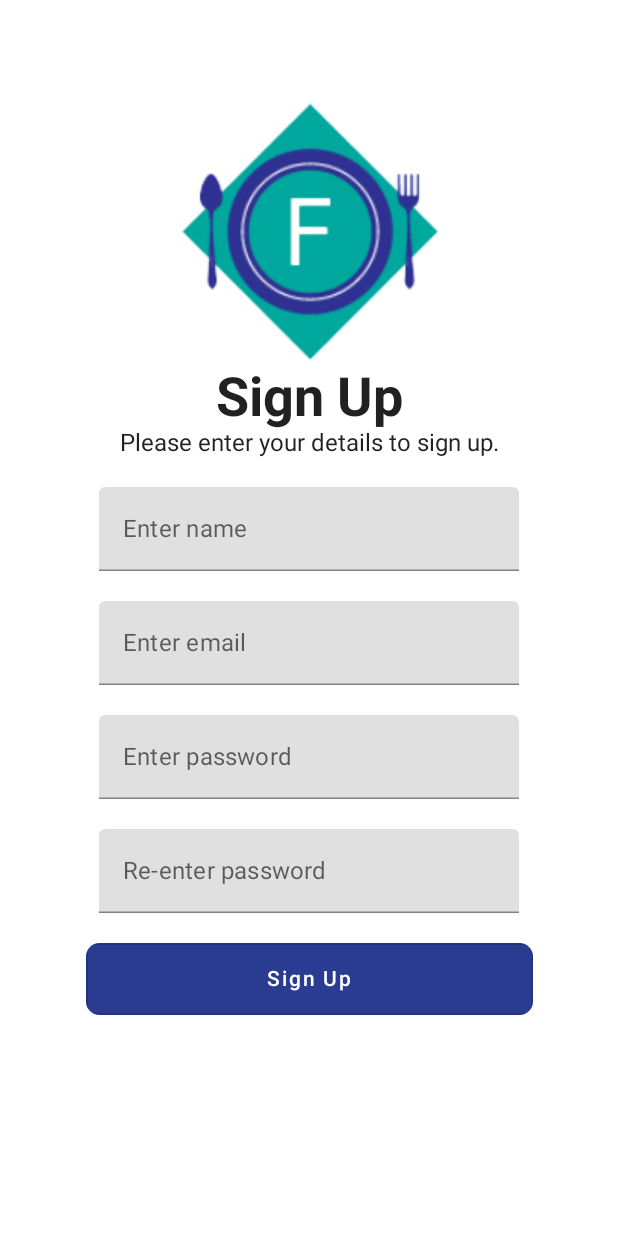
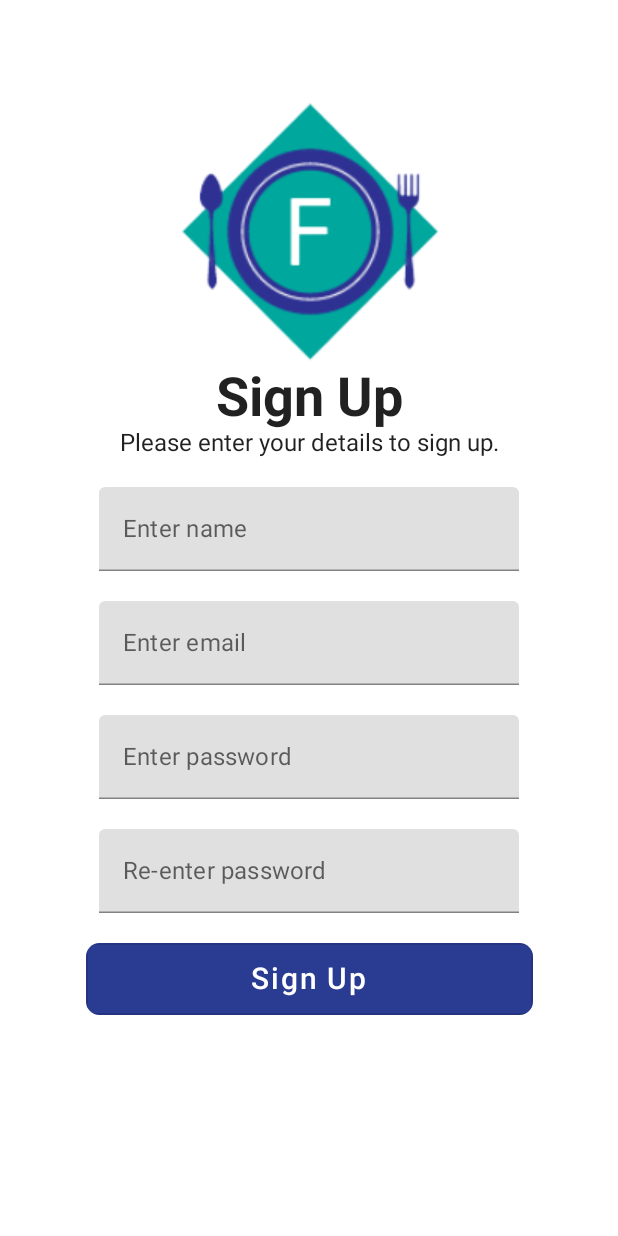
Before and after one commit to annehu2/Foodemption, an Android app built with Jetpack Compose: the SignUpActivity screen opened directly, with no data from a screen before it, on a phone screen of 412 x 824 dp. Run offline under Robolectric (Android 15) with nearby library versions, the light colour scheme and no system bars.

Commit message:
button size increase a tad

```diff
--- a/client/app/src/main/java/com/example/foodemption/LoginActivity.kt
+++ b/client/app/src/main/java/com/example/foodemption/LoginActivity.kt
@@ -121,7 +121,7 @@ fun LoginPage() {
                     )
                 )
         ) {
-            Text("Login", color = Color.White)
+            Text("Login", color = Color.White, fontSize = 20.sp,)
         }
     }
 }
--- a/client/app/src/main/java/com/example/foodemption/SignUpActivity.kt
+++ b/client/app/src/main/java/com/example/foodemption/SignUpActivity.kt
@@ -123,7 +123,7 @@ fun SignUpPage() {
                     )
                 )
         ) {
-            Text("Sign Up", color = Color.White)
+            Text("Sign Up", color = Color.White, fontSize = 20.sp,)
         }
     }
 }
```
